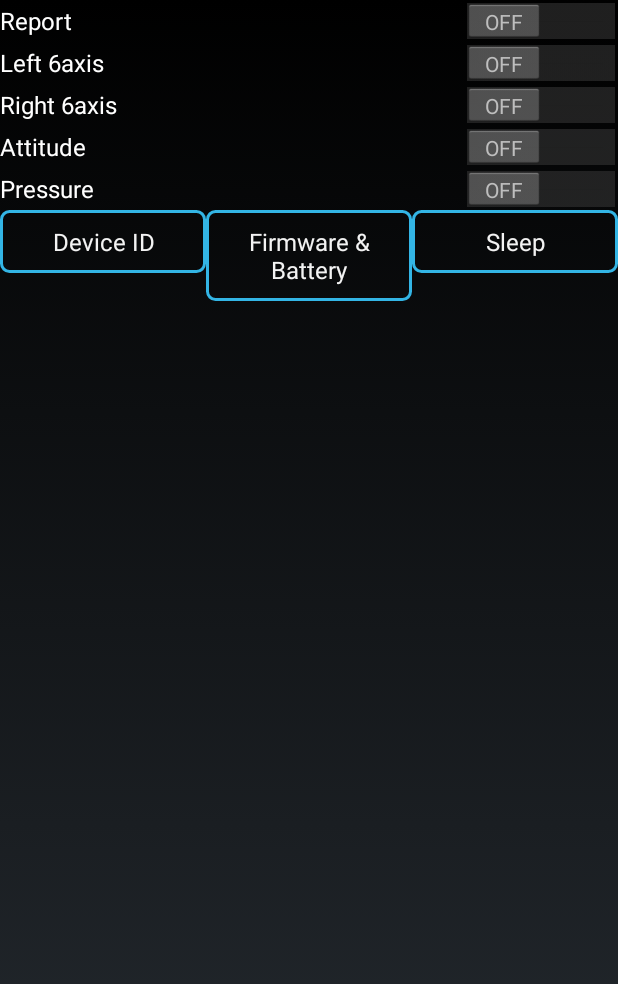
After one commit to neozeg/SmartSportDebug, an Android app: the layout layout_debug_report.xml on its own in the app's theme, with its tools: preview values and no code run, on a phone screen of 412 x 824 dp. The commit adds this screen. Shown: the top 984 px of the screen. Run offline under Robolectric (Android 15) with nearby library versions, the phone set to English and light mode, and no system bars.

Commit message:
Updated on 16/07/12 AM

```diff
--- a/app/build.gradle
+++ b/app/build.gradle
@@ -1,7 +1,7 @@
 apply plugin: 'com.android.application'
 
 android {
-    compileSdkVersion 23
+    compileSdkVersion 19
     buildToolsVersion "23.0.2"
     defaultConfig {
         applicationId "com.mupro.smartsportdebug"
@@ -21,8 +21,7 @@ android {
 }
 
 dependencies {
-    compile fileTree(dir: 'libs', include: ['*.jar'])
+    compile fileTree(include: ['*.jar'], dir: 'libs')
     testCompile 'junit:junit:4.12'
-    compile 'com.android.support:appcompat-v7:23.2.0'
-    compile 'com.android.support:design:23.2.0'
+    compile 'com.android.support:support-v4:23.3.0'
 }
--- a/app/src/main/res/layout/content_main.xml
+++ b/app/src/main/res/layout/content_main.xml
@@ -1,6 +1,5 @@
 <?xml version="1.0" encoding="utf-8"?>
 <RelativeLayout xmlns:android="http://schemas.android.com/apk/res/android"
-    xmlns:app="http://schemas.android.com/apk/res-auto"
     xmlns:tools="http://schemas.android.com/tools"
     android:layout_width="match_parent"
     android:layout_height="match_parent"
@@ -8,7 +7,6 @@
     android:paddingLeft="@dimen/activity_horizontal_margin"
     android:paddingRight="@dimen/activity_horizontal_margin"
     android:paddingTop="@dimen/activity_vertical_margin"
-    app:layout_behavior="@string/appbar_scrolling_view_behavior"
     tools:context="com.mupro.smartsportdebug.MainActivity"
     tools:showIn="@layout/activity_main">
 
--- /dev/null
+++ b/app/src/main/res/layout/layout_debug_report.xml
@@ -0,0 +1,109 @@
+<?xml version="1.0" encoding="utf-8"?>
+<LinearLayout xmlns:android="http://schemas.android.com/apk/res/android"
+    android:orientation="vertical" android:layout_width="match_parent"
+    android:layout_height="match_parent">
+
+    <ScrollView
+        android:layout_width="match_parent"
+        android:layout_height="wrap_content"
+        android:id="@+id/scrollView3" >
+
+        <TableLayout
+            android:layout_width="match_parent"
+            android:layout_height="wrap_content"
+            android:weightSum="1"
+            android:layout_gravity="center_horizontal">
+
+            <TableRow
+                android:layout_width="match_parent"
+                android:layout_height="match_parent" >
+
+                <Switch
+                    android:layout_width="wrap_content"
+                    android:layout_height="wrap_content"
+                    android:text="Report"
+                    android:id="@+id/switchReport"
+                    android:checked="false"
+                    android:layout_weight="1" />
+            </TableRow>
+
+            <TableRow
+                android:layout_width="match_parent"
+                android:layout_height="match_parent" >
+
+                <Switch
+                    android:layout_width="wrap_content"
+                    android:layout_height="wrap_content"
+                    android:text="Left 6axis"
+                    android:id="@+id/switchRpt6axisL"
+                    android:checked="false"
+                    android:layout_weight="1" />
+            </TableRow>
+
+            <TableRow
+                android:layout_width="match_parent"
+                android:layout_height="match_parent">
+
+                <Switch
+                    android:layout_width="wrap_content"
+                    android:layout_height="wrap_content"
+                    android:text="Right 6axis"
+                    android:id="@+id/switchRpt6axisR"
+                    android:checked="false"
+                    android:layout_weight="1" />
+            </TableRow>
+
+            <TableRow
+                android:layout_width="match_parent"
+                android:layout_height="match_parent">
+
+                <Switch
+                    android:layout_width="wrap_content"
+                    android:layout_height="wrap_content"
+                    android:text="Attitude"
+                    android:id="@+id/switchRptAttitude"
+                    android:checked="false"
+                    android:layout_weight="1" />
+            </TableRow>
+            <TableRow
+                android:layout_width="match_parent"
+                android:layout_height="match_parent">
+
+                <Switch
+                    android:layout_width="wrap_content"
+                    android:layout_height="wrap_content"
+                    android:text="Pressure"
+                    android:id="@+id/switchRptPress"
+                    android:checked="false"
+                    android:layout_weight="1" />
+            </TableRow>
+            <TableRow
+                android:layout_width="match_parent"
+                android:layout_height="match_parent">
+
+                <Button
+                    android:layout_width="0dp"
+                    android:layout_height="wrap_content"
+                    android:text="Device ID"
+                    android:id="@+id/buttonRpdId"
+                    android:layout_weight="1" />
+
+                <Button
+                    android:layout_width="0dp"
+                    android:layout_height="wrap_content"
+                    android:text="Firmware &amp; Battery"
+                    android:id="@+id/buttonRptFw"
+                    android:layout_weight="1" />
+
+                <Button
+                    android:layout_width="0dp"
+                    android:layout_height="wrap_content"
+                    android:text="Sleep"
+                    android:id="@+id/buttonCmdSleep"
+                    android:layout_weight="1" />
+
+            </TableRow>
+        </TableLayout>
+    </ScrollView>
+
+</LinearLayout>
--- a/app/src/main/res/menu/menu_main.xml
+++ b/app/src/main/res/menu/menu_main.xml
@@ -2,9 +2,4 @@
     xmlns:app="http://schemas.android.com/apk/res-auto"
     xmlns:tools="http://schemas.android.com/tools"
     tools:context="com.mupro.smartsportdebug.MainActivity">
-    <item
-        android:id="@+id/action_settings"
-        android:orderInCategory="100"
-        android:title="@string/action_settings"
-        app:showAsAction="never" />
 </menu>
--- a/app/src/main/res/values-v21/styles.xml
+++ b/app/src/main/res/values-v21/styles.xml
@@ -1,9 +1,2 @@
 <resources>>
-
-    <style name="AppTheme.NoActionBar">
-        <item name="windowActionBar">false</item>
-        <item name="windowNoTitle">true</item>
-        <item name="android:windowDrawsSystemBarBackgrounds">true</item>
-        <item name="android:statusBarColor">@android:color/transparent</item>
-    </style>
 </resources>
--- a/app/src/main/res/values/styles.xml
+++ b/app/src/main/res/values/styles.xml
@@ -1,20 +1,3 @@
 <resources>
 
-    <!-- Base application theme. -->
-    <style name="AppTheme" parent="Theme.AppCompat.Light.DarkActionBar">
-        <!-- Customize your theme here. -->
-        <item name="colorPrimary">@color/colorPrimary</item>
-        <item name="colorPrimaryDark">@color/colorPrimaryDark</item>
-        <item name="colorAccent">@color/colorAccent</item>
-    </style>
-
-    <style name="AppTheme.NoActionBar">
-        <item name="windowActionBar">false</item>
-        <item name="windowNoTitle">true</item>
-    </style>
-
-    <style name="AppTheme.AppBarOverlay" parent="ThemeOverlay.AppCompat.Dark.ActionBar" />
-
-    <style name="AppTheme.PopupOverlay" parent="ThemeOverlay.AppCompat.Light" />
-
 </resources>
```
